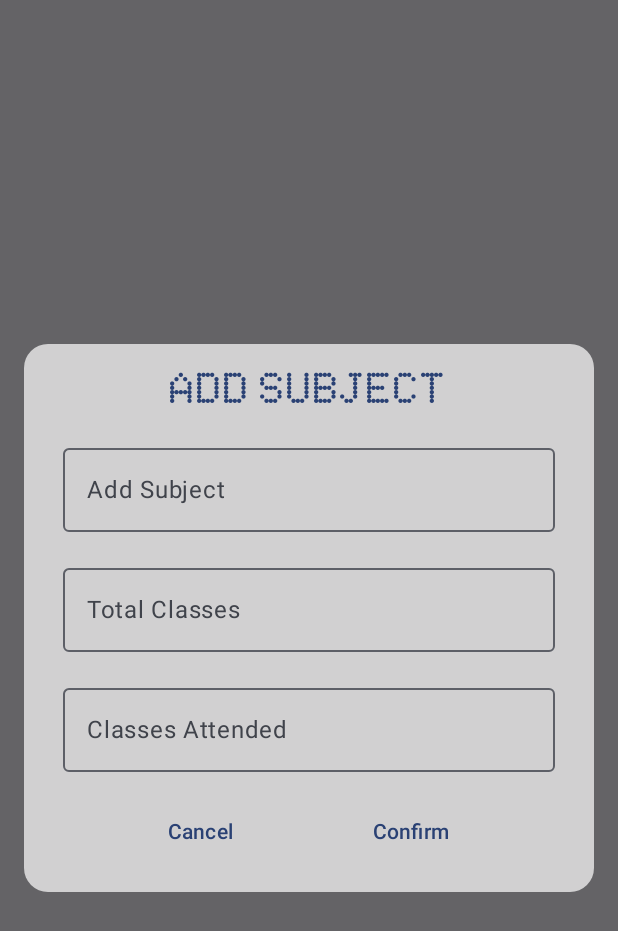
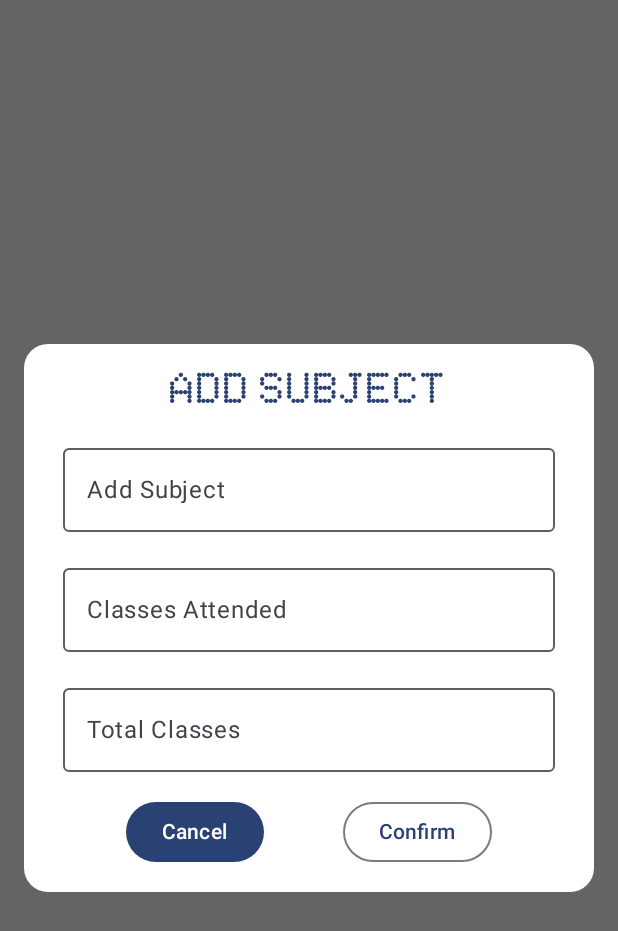
Before and after one commit to shoovamjena/AttendEase, an Android app built with Jetpack Compose: the composable AddSubject called with empty values, on a phone screen of 412 x 824 dp. Shown: the top 931 px of the screen. Run offline under Robolectric (Android 15) with nearby library versions, the phone set to English and light mode, and no system bars; 1 statement that could not run was skipped.

```diff
--- a/app/src/main/AndroidManifest.xml
+++ b/app/src/main/AndroidManifest.xml
@@ -5,6 +5,7 @@
     <application
         android:allowBackup="true"
         android:dataExtractionRules="@xml/data_extraction_rules"
+        android:name=".KoinStarter"
         android:fullBackupContent="@xml/backup_rules"
         android:icon="@mipmap/ic_launcher"
         android:label="@string/app_name"
--- a/app/src/main/java/com/example/attendease/AddSubject.kt
+++ b/app/src/main/java/com/example/attendease/AddSubject.kt
@@ -9,7 +9,9 @@ import androidx.compose.foundation.layout.fillMaxWidth
 import androidx.compose.foundation.layout.padding
 import androidx.compose.foundation.shape.RoundedCornerShape
 import androidx.compose.foundation.text.KeyboardOptions
+import androidx.compose.material3.Button
 import androidx.compose.material3.MaterialTheme
+import androidx.compose.material3.OutlinedButton
 import androidx.compose.material3.OutlinedTextField
 import androidx.compose.material3.Text
 import androidx.compose.material3.TextButton
@@ -28,8 +30,12 @@ import com.example.attendease.ui.theme.nothingFontFamily
 
 @Composable
 fun AddSubject(
-    text: String,
-    onTextChange: (String) -> Unit,
+    subName: String,
+    onSubNameChange: (String) -> Unit,
+    clasesAtended: String,
+    onClassesAttendChange: (String) ->Unit,
+    totalClasses: String,
+    onTotalClassesChange: (String) -> Unit,
     onDismiss: () -> Unit,
     onConfirm: () -> Unit,
     containerColor: Color = MaterialTheme.colorScheme.onPrimary,
@@ -46,7 +52,7 @@ fun AddSubject(
                 .fillMaxWidth()
                 .padding(16.dp)
                 .background(
-                    color = containerColor.copy(alpha = 0.7f),
+                    color = containerColor.copy(alpha = 1f),
                     shape = RoundedCornerShape(16.dp)
                 )
                 .padding(16.dp)
@@ -67,45 +73,46 @@ fun AddSubject(
                     modifier = Modifier
                         .fillMaxWidth()
                         .padding(horizontal = 10.dp),
-                    value = text,
-                    onValueChange = onTextChange,
+                    value = subName,
+                    onValueChange = onSubNameChange,
                     label = {Text(text ="Add Subject") },
                     placeholder = {Text(text="Enter your Subject name", fontSize = 11.sp)},
-                    keyboardOptions = KeyboardOptions(keyboardType = KeyboardType.Email)
+                    keyboardOptions = KeyboardOptions(keyboardType = KeyboardType.Text)
                 )
                 OutlinedTextField(
                     modifier = Modifier
                         .fillMaxWidth()
                         .padding(horizontal = 10.dp),
-                    value = text,
-                    onValueChange = onTextChange,
-                    label = {Text(text ="Total Classes") },
-                    placeholder = {Text(text="Enter total number of classes", fontSize = 11.sp)},
+                    value = clasesAtended,
+                    onValueChange = onClassesAttendChange,
+                    label = {Text(text ="Classes Attended") },
+                    placeholder = {Text(text="Enter number of classes attended", fontSize = 11.sp)},
                     keyboardOptions = KeyboardOptions(keyboardType = KeyboardType.Number)
                 )
                 OutlinedTextField(
                     modifier = Modifier
                         .fillMaxWidth()
                         .padding(horizontal = 10.dp),
-                    value = text,
-                    onValueChange = onTextChange,
-                    label = {Text(text ="Classes Attended") },
-                    placeholder = {Text(text="Enter number of classes attended", fontSize = 11.sp)},
-                    keyboardOptions = KeyboardOptions(keyboardType = KeyboardType.Number)
+                    value = totalClasses,
+                    onValueChange = onTotalClassesChange,
+                    label = {Text(text ="Total Classes") },
+                    placeholder = {Text(text="Enter total number of classes", fontSize = 11.sp)},
+                    keyboardOptions = KeyboardOptions(keyboardType = KeyboardType.Number),
+                    isError = totalClasses<clasesAtended
                 )
 
                 Row(
                     modifier = Modifier.fillMaxWidth(),
                     horizontalArrangement = Arrangement.SpaceEvenly
                 ) {
-                    TextButton(onClick = onDismiss) {
-                        Text(text = "Cancel", color = MaterialTheme.colorScheme.primary)
+                    Button(onClick = onDismiss) {
+                        Text(text = "Cancel", color = MaterialTheme.colorScheme.onPrimary)
                     }
-                    TextButton(onClick = onConfirm) {
+                    OutlinedButton(onClick = onConfirm) {
                         Text(text = "Confirm", color = MaterialTheme.colorScheme.primary)
                     }
                 }
             }
         }
-        }
+    }
 }
--- a/build.gradle.kts
+++ b/build.gradle.kts
@@ -3,4 +3,5 @@ plugins {
     alias(libs.plugins.android.application) apply false
     alias(libs.plugins.kotlin.android) apply false
     alias(libs.plugins.kotlin.compose) apply false
+    id("com.google.devtools.ksp") version "2.0.21-1.0.27" apply false
 }
```
Also changed, not shown: app/build.gradle.kts (+9 -0 lines), app/src/main/java/com/example/attendease/MainActivity.kt (+161 -16 lines), app/src/main/res/drawable/close.xml (added, +9 -0 lines), gradle/libs.versions.toml (+12 -0 lines).
